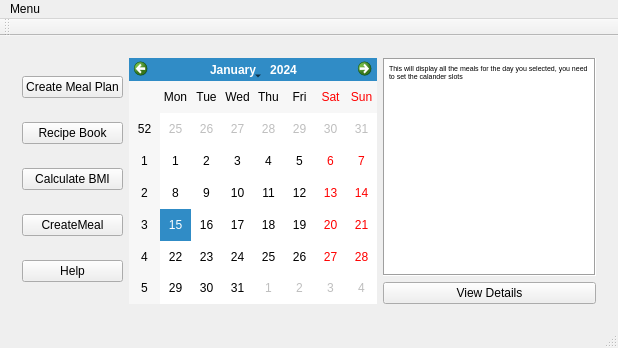
escobaros-dos/mealplanner, file mealplanner/mainwindow.ui: the form before one commit.
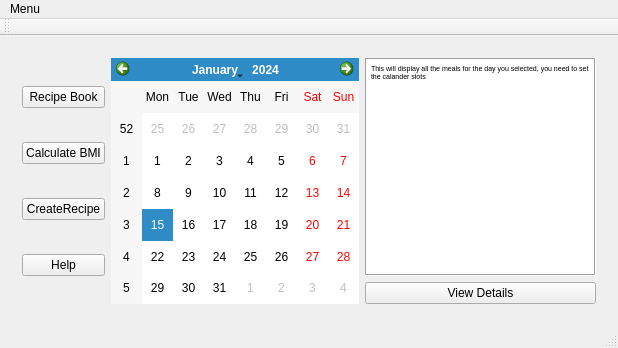
The form after the commit.

Commit message: removed create meal window tried to fix all compiler errors, may still be some also there are some syntax errors.

The edit to the form file:
```diff
--- a/mealplanner/mainwindow.ui
+++ b/mealplanner/mainwindow.ui
@@ -22,13 +22,6 @@
         <layout class="QGridLayout" name="gridLayout">
          <item row="0" column="0">
           <layout class="QVBoxLayout" name="verticalLayout">
-           <item>
-            <widget class="QPushButton" name="CreateMealPlanButton">
-             <property name="text">
-              <string>Create Meal Plan</string>
-             </property>
-            </widget>
-           </item>
            <item>
             <widget class="QPushButton" name="RecipeBookButton">
              <property name="text">
@@ -46,7 +39,7 @@
            <item>
             <widget class="QPushButton" name="CreateMealButton">
              <property name="text">
-              <string>CreateMeal</string>
+              <string>CreateRecipe</string>
              </property>
             </widget>
            </item>
@@ -80,10 +73,9 @@
              </property>
              <property name="html">
               <string>&lt;!DOCTYPE HTML PUBLIC &quot;-//W3C//DTD HTML 4.0//EN&quot; &quot;http://www.w3.org/TR/REC-html40/strict.dtd&quot;&gt;
-
 &lt;html&gt;&lt;head&gt;&lt;meta name=&quot;qrichtext&quot; content=&quot;1&quot; /&gt;&lt;style type=&quot;text/css&quot;&gt;
 p, li { white-space: pre-wrap; }
-&lt;/style&gt;&lt;/head&gt;&lt;body style=&quot; font-family:'MS Shell Dlg 2'; font-size:8pt; font-weight:400; font-style:normal;&quot;&gt;
+&lt;/style&gt;&lt;/head&gt;&lt;body style=&quot; font-family:'MS Shell Dlg 2'; font-size:8.25pt; font-weight:400; font-style:normal;&quot;&gt;
 &lt;p style=&quot; margin-top:0px; margin-bottom:0px; margin-left:0px; margin-right:0px; -qt-block-indent:0; text-indent:0px;&quot;&gt;&lt;span style=&quot; font-size:5.5pt;&quot;&gt;This will display all the meals for the day you selected, you need to set the calander slots&lt;/span&gt;&lt;/p&gt;&lt;/body&gt;&lt;/html&gt;</string>
              </property>
              <property name="tabStopWidth">
```
Left out of the diff: 6 changed lines with no effect on the pictures. The commit also changes 10 other files.
